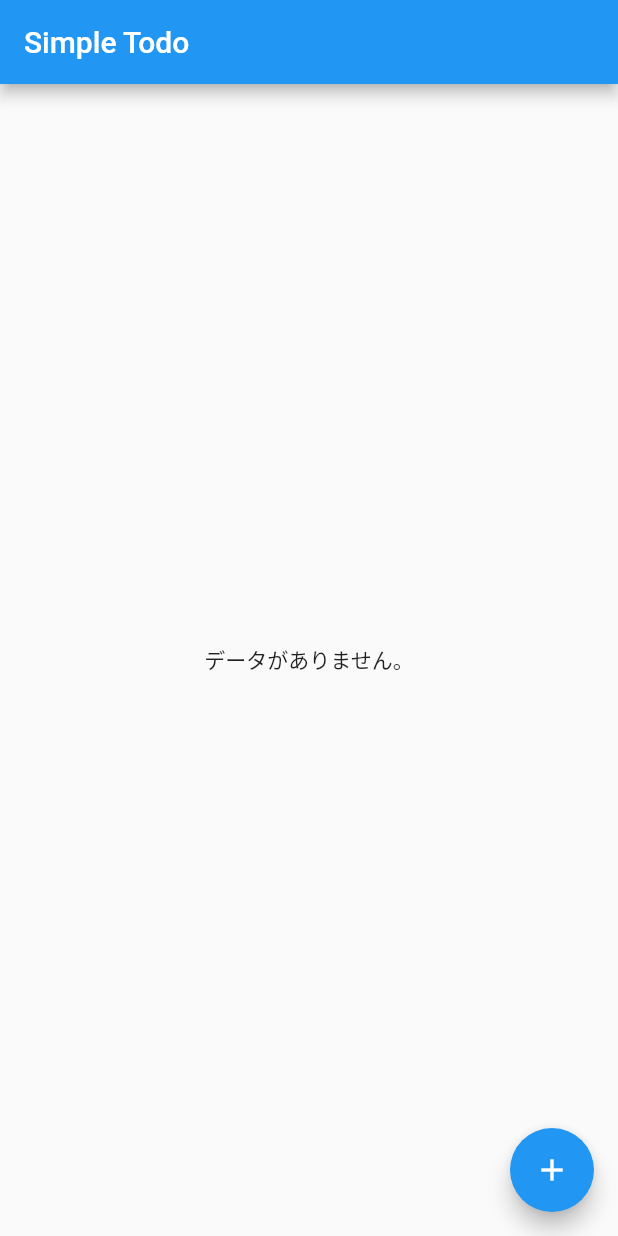
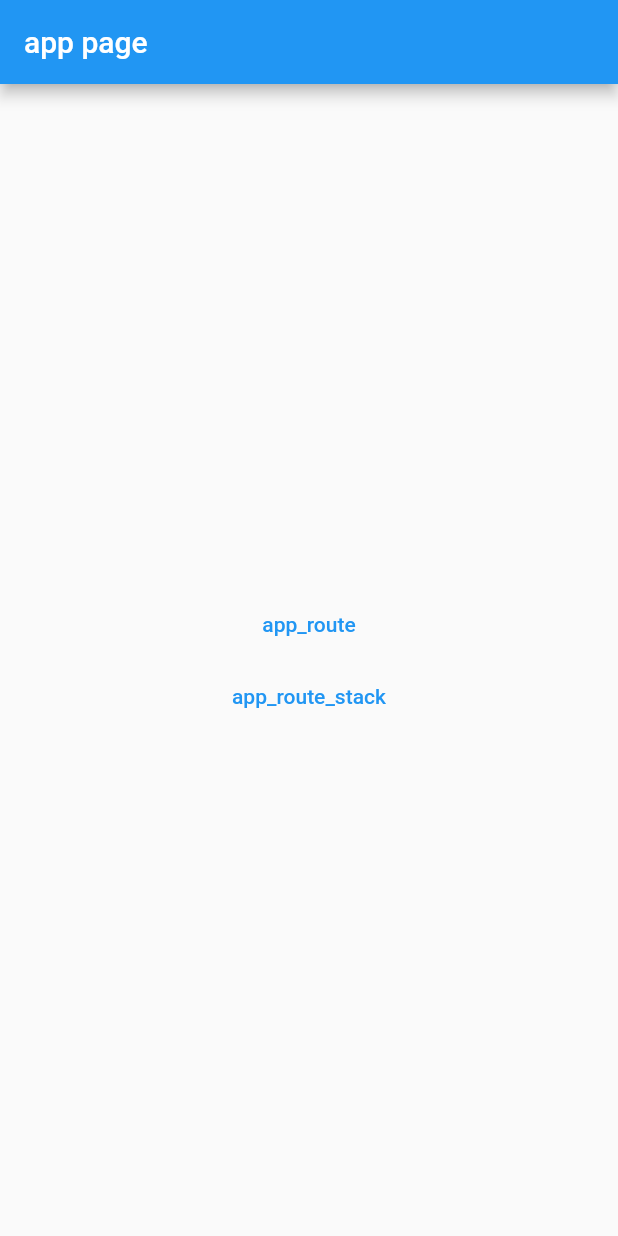
Before and after one commit to mkurom/flutter_template_app, a Flutter app: the screen it shows once a user with an empty profile is signed in, on a phone screen of 412 x 824 dp. Run offline on Flutter 3.47's test engine with Material 2 defaults, Android fonts, the phone set to English and light mode, and no system bars; our stand-ins replace chopper, dio, firebase_auth, firebase_core, flutter_hooks, flutter_riverpod and 3 more; accounts and stored records are empty; generated files the repository leaves out were written again; network calls fail.

Commit message:
[add]app_page作成

```diff
--- a/lib/app.dart
+++ b/lib/app.dart
@@ -1,8 +1,8 @@
 import 'package:flutter/material.dart';
+import 'package:flutter_template_app/app_page.dart';
 import 'package:hooks_riverpod/hooks_riverpod.dart';
 
 import 'package:flutter_template_app/life_cycle_provider.dart';
-import 'package:flutter_template_app/presentation/pages/todo/todo_page.dart';
 import 'package:flutter_template_app/providers/firebase_auth/authenticator.dart';
 import 'package:flutter_template_app/presentation/pages/splash/splash_page.dart';
 
@@ -28,7 +28,7 @@ class App extends ConsumerWidget {
       theme: ThemeData(
         primarySwatch: Colors.blue,
       ),
-      home: isSignedIn ? const TodoPage() : const SplashPage(),
+      home: isSignedIn ? const AppPage() : const SplashPage(),
     );
   }
 }
--- /dev/null
+++ b/lib/app_page.dart
@@ -0,0 +1,42 @@
+import 'package:flutter/material.dart';
+import 'package:flutter_template_app/app_route.dart';
+import 'package:flutter_template_app/app_route_stack.dart';
+
+class AppPage extends StatelessWidget {
+  const AppPage({Key? key}) : super(key: key);
+
+  @override
+  Widget build(BuildContext context) {
+    return Scaffold(
+      appBar: AppBar(title: const Text('app page')),
+      body: Column(
+        mainAxisAlignment: MainAxisAlignment.center,
+        children: [
+          Center(
+            child: TextButton(
+              child: const Text('app_route'),
+              onPressed: () {
+                Navigator.push(
+                  context,
+                  MaterialPageRoute(builder: (context) => const AppRoute()),
+                );
+              },
+            ),
+          ),
+          Center(
+            child: TextButton(
+              child: const Text('app_route_stack'),
+              onPressed: () {
+                Navigator.push(
+                  context,
+                  MaterialPageRoute(
+                      builder: (context) => const AppRouteStack()),
+                );
+              },
+            ),
+          ),
+        ],
+      ),
+    );
+  }
+}
```
